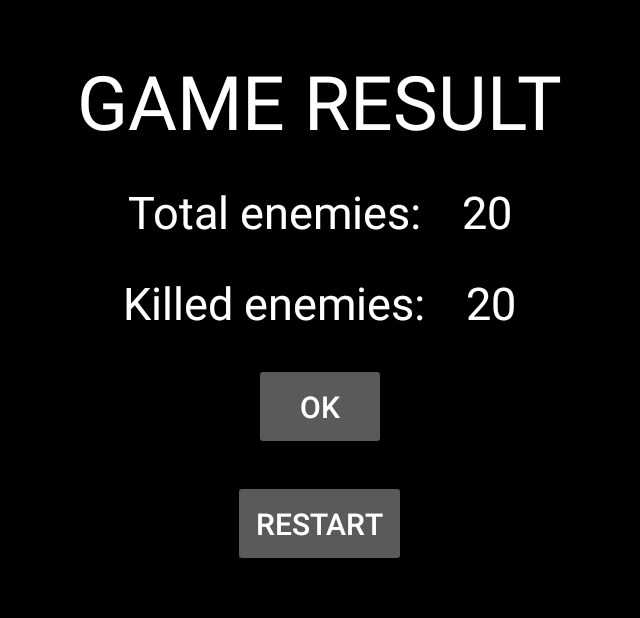
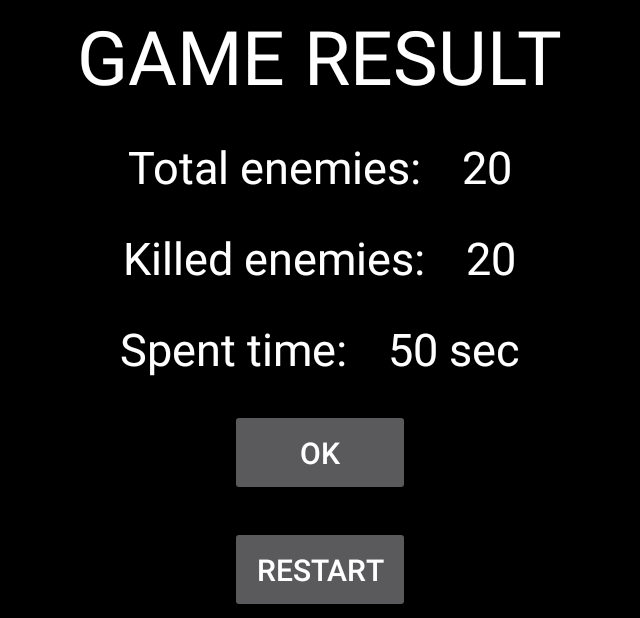
Before and after one commit to albka1986/game_ninja, an Android app: the ResultGameActivity screen opened directly, with no data from a screen before it, on a phone screen of 824 x 412 dp (held sideways). Shown: the whole screen, without its empty margins (298-938 px from the left). Run offline under Robolectric (Android 15) with nearby library versions, the phone set to English and light mode, and no system bars.

Commit message:
some minor updates

```diff
--- a/app/src/main/java/com/ponomarenko/shootingRange/GameView.java
+++ b/app/src/main/java/com/ponomarenko/shootingRange/GameView.java
@@ -137,10 +137,10 @@ class GameView extends SurfaceView implements Runnable {
     public void draw(Canvas canvas) {
         super.draw(canvas);
 
-        Bitmap background = BitmapFactory.decodeResource(getResources(), R.drawable.background_image_game);
-        Bitmap scaled = Bitmap.createScaledBitmap(background, Utilities.getWidthPx(getContext()), Utilities.getHeightPx(getContext()), true);
+//        Bitmap background = BitmapFactory.decodeResource(getResources(), R.drawable.background_image_game);
+//        Bitmap scaled = Bitmap.createScaledBitmap(background, Utilities.getWidthPx(getContext()), Utilities.getHeightPx(getContext()), true);
 
-        canvas.drawBitmap(scaled, 0, 0, null);
+//        canvas.drawBitmap(scaled, 0, 0, null);
 
         Iterator<Bullet> j = bulletList.iterator();
         while (j.hasNext()) {
--- a/app/src/main/res/layout/activity_result_game.xml
+++ b/app/src/main/res/layout/activity_result_game.xml
@@ -66,10 +66,36 @@
             android:textSize="30sp" />
     </LinearLayout>
 
+    <LinearLayout
+        android:layout_width="wrap_content"
+        android:layout_height="wrap_content"
+        android:layout_below="@id/game_result_TV"
+        android:layout_centerHorizontal="true"
+        android:layout_marginTop="20dp"
+        android:orientation="horizontal">
+
+        <TextView
+            android:layout_width="wrap_content"
+            android:layout_height="wrap_content"
+            android:layout_marginRight="20dp"
+            android:text="Spent time: "
+            android:textColor="#ffffff"
+            android:textSize="30sp" />
+
+        <TextView
+            android:id="@+id/time_tv"
+            android:layout_width="wrap_content"
+            android:layout_height="wrap_content"
+            android:text="50 sec"
+            android:textColor="#ffffff"
+            android:textSize="30sp" />
+
+    </LinearLayout>
+
 
     <Button
         android:id="@+id/okBtn"
-        android:layout_width="wrap_content"
+        android:layout_width="120dp"
         android:layout_height="wrap_content"
         android:layout_alignParentBottom="true"
         android:layout_centerHorizontal="true"
@@ -80,7 +106,7 @@
 
     <Button
         android:id="@+id/restartBtn"
-        android:layout_width="wrap_content"
+        android:layout_width="120dp"
         android:layout_height="wrap_content"
         android:layout_alignParentBottom="true"
         android:layout_centerHorizontal="true"
```
